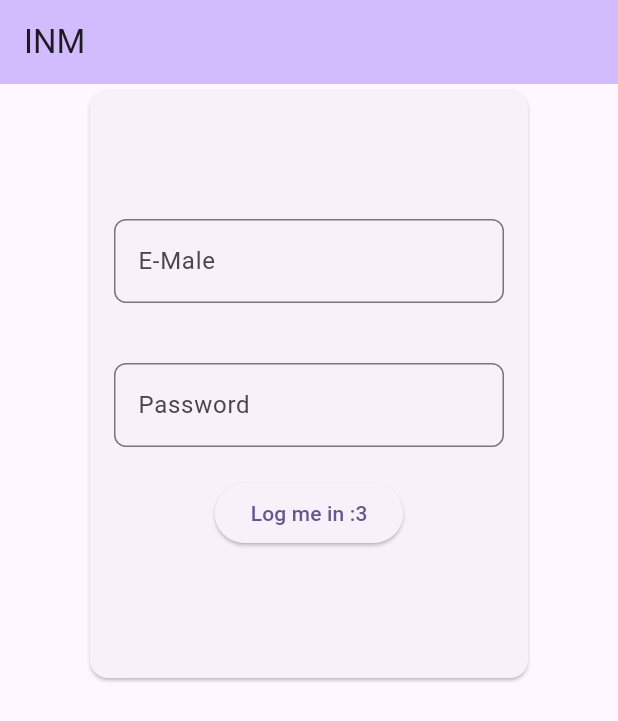
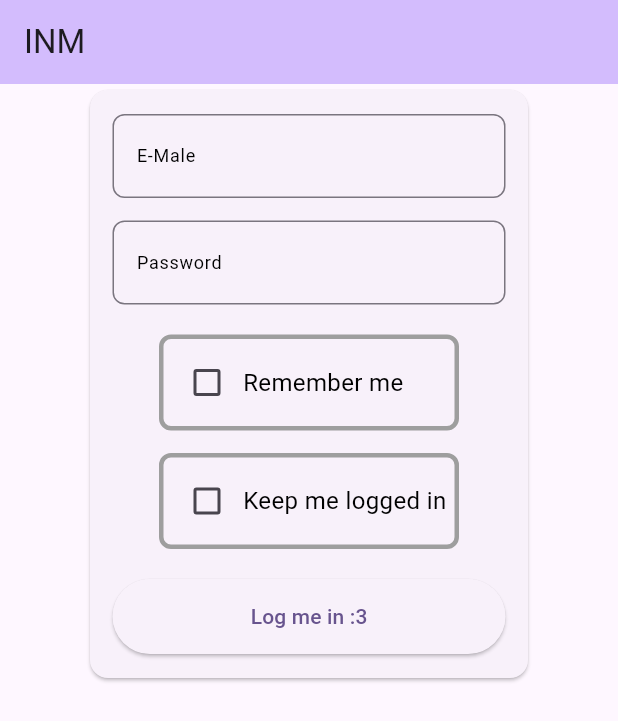
Before and after one commit to Nordanir/INM, a Flutter app: the screen it shows after launch, after a tap on "Log me in :3", on a phone screen of 412 x 824 dp. Shown: the top 721 px of the screen. Run offline on Flutter 3.47's test engine with Material 3 defaults, Android fonts, the phone set to English and light mode, and no system bars; our stand-ins replace flutter_dotenv, supabase_flutter; accounts and stored records are empty; network calls fail.

Commit message:
impemented connection and login into supabase

```diff
--- a/flutter/frontend/lib/main.dart
+++ b/flutter/frontend/lib/main.dart
@@ -1,7 +1,9 @@
 import 'package:flutter/material.dart';
-import 'package:frontend/insert.dart';
+import 'package:frontend/providers.dart';
 import 'package:frontend/superbase_config.dart';
 import 'package:frontend/widgets/login.dart';
+import 'package:provider/provider.dart';
+
 
 class MyApp extends StatelessWidget {
   const MyApp({super.key});
@@ -38,6 +40,12 @@ class Home extends StatelessWidget {
 void main() async {
   WidgetsFlutterBinding.ensureInitialized();
 
-  await initSupabase();
-  runApp(const MyApp());
+  final supabaseConfig = await SupabaseConfig.initSupabase();
+  runApp(
+    MultiProvider(
+      providers: [Provider<SupabaseConfig>(create: (_) => supabaseConfig),
+        ChangeNotifierProvider<FormProvider>(create: (_) => FormProvider())],
+      child: const MyApp(),
+    ),
+  );
 }
--- /dev/null
+++ b/flutter/frontend/lib/providers.dart
@@ -0,0 +1,28 @@
+import 'package:flutter/foundation.dart';
+
+class FormProvider extends ChangeNotifier {
+  String email = "";
+  String password = "";
+  bool rememberMe = false;
+
+  FormProvider({this.email = "", this.password = "", this.rememberMe = false});
+  void updateEmail(String newEmail) {
+    email = newEmail;
+    notifyListeners();
+  }
+
+  Future<void> init(String newEmail) async {
+    email = newEmail;
+    notifyListeners();
+  }
+
+  void updatePassword(String newPassword) {
+    password = newPassword;
+    notifyListeners();
+  }
+
+  void toggleRememberMe() {
+    rememberMe = !rememberMe;
+    notifyListeners();
+  }
+}
--- a/flutter/frontend/lib/superbase_config.dart
+++ b/flutter/frontend/lib/superbase_config.dart
@@ -1,10 +1,22 @@
 import 'package:flutter_dotenv/flutter_dotenv.dart';
 import 'package:supabase_flutter/supabase_flutter.dart';
 
-Future<SupabaseClient> initSupabase() async {
-  await dotenv.load(fileName: ".env");
-  String databaseUrl = dotenv.env['DATABASE_URL'] ?? '';
-  String apikey = dotenv.env['API_KEY'] ?? '';
-  await Supabase.initialize(url: databaseUrl, anonKey: apikey);
-  return Supabase.instance.client;
+class SupabaseConfig {
+  final SupabaseClient _client;
+
+  SupabaseConfig(this._client);
+
+  get databaseClient => _client;
+  static Future<SupabaseConfig> initSupabase() async {
+    await dotenv.load(fileName: ".env");
+    String databaseUrl = dotenv.env['DATABASE_URL'] ?? '';
+    String apikey = dotenv.env['API_KEY'] ?? '';
+    await Supabase.initialize(url: databaseUrl, anonKey: apikey);
+    SupabaseClient client = Supabase.instance.client;
+    return SupabaseConfig(client);
+  }
+
+  Future<void> signUpWithEmail(String email, String password) async {
+    await _client.auth.signUp(email: email, password: password);
+  }
 }
--- a/flutter/frontend/lib/widgets/inputfield.dart
+++ b/flutter/frontend/lib/widgets/inputfield.dart
@@ -1,15 +1,30 @@
 import 'package:flutter/material.dart';
 
-class InputField extends StatelessWidget {
-  final String? title;
+class InputField extends StatefulWidget {
+  final String title;
   final bool obscureText;
-  const InputField({super.key, this.title, this.obscureText = false});
+  final ValueChanged<String>? onChanged;
+
+  InputField({
+    super.key,
+    this.title = "Default",
+    this.obscureText = false,
+    this.onChanged,
+  });
+
+  @override
+  State<InputField> createState() => _InputFieldState();
+}
+
+class _InputFieldState extends State<InputField> {
   @override
   Widget build(BuildContext context) {
     return TextField(
-      obscureText: obscureText,
+      onChanged: widget.onChanged,
+      obscureText: widget.obscureText,
       decoration: InputDecoration(
-        labelText: title,
+        labelText: widget.title,
+        labelStyle: TextStyle(color: Colors.black, fontSize: 12),
         border: OutlineInputBorder(
           borderRadius: BorderRadius.horizontal(
             left: Radius.circular(8.0),
--- a/flutter/frontend/lib/widgets/login.dart
+++ b/flutter/frontend/lib/widgets/login.dart
@@ -1,28 +1,81 @@
 import 'package:flutter/material.dart';
+import 'package:frontend/providers.dart';
+import 'package:frontend/superbase_config.dart';
 import 'package:frontend/widgets/inputfield.dart';
+import 'package:frontend/widgets/login_checkbox.dart';
+import 'package:provider/provider.dart';
 
 class Login extends StatelessWidget {
   const Login({super.key});
 
   @override
   Widget build(BuildContext context) {
+    Provider.of<SupabaseConfig>(context, listen: false);
     return SizedBox(
       width: 300,
       height: 400,
       child: Card(
         child: Padding(
-          padding: const EdgeInsets.all(16.0),
+          padding: const EdgeInsets.fromLTRB(15, 10, 15, 10),
           child: Column(
             mainAxisAlignment: MainAxisAlignment.center,
             children: [
-              InputField(title: "E-Male"),
-              SizedBox(height: 40),
-              InputField(title: "Password", obscureText: true),
+              InputField(
+                title: "E-Male",
+                onChanged: (value) {
+                  Provider.of<FormProvider>(
+                    context,
+                    listen: false,
+                  ).updateEmail(value);
+                },
+              ),
+              SizedBox(height: 15),
+              InputField(
+                title: "Password",
+                obscureText: true,
+                onChanged: (value) {
+                  Provider.of<FormProvider>(
+                    context,
+                    listen: false,
+                  ).updatePassword(value);
+                },
+              ),
               SizedBox(height: 20),
+              LoginCheckBox(
+                label: "Remember me",
+                onChanged: (value) {
+                  Provider.of<FormProvider>(
+                    context,
+                    listen: false,
+                  ).toggleRememberMe();
+                },
+              ),
+              SizedBox(height: 15),
+              LoginCheckBox(label: "Keep me logged in"),
+              SizedBox(height: 20),
+
               ElevatedButton(
                 onPressed: () {
-
+                  Provider.of<SupabaseConfig>(
+                    context,
+                    listen: false,
+                  ).signUpWithEmail(
+                    Provider.of<FormProvider>(
+                      context,
+                      listen: false,
+                    ).email,
+                    Provider.of<FormProvider>(
+                      context,
+                      listen: false,
+                    ).password,
+                  );
                 },
+                style: ElevatedButton.styleFrom(
+                  minimumSize: const Size(400, 50),
+                  shape: RoundedRectangleBorder(
+                    borderRadius: BorderRadius.circular(30),
+                  ),
+                ),
                 child: Text('Log me in :3'),
               ),
             ],
--- /dev/null
+++ b/flutter/frontend/lib/widgets/login_checkbox.dart
@@ -0,0 +1,45 @@
+import 'package:flutter/material.dart';
+
+class LoginCheckBox extends StatefulWidget {
+  const LoginCheckBox({super.key, this.label, this.onChanged});
+  final String? label;
+  final ValueChanged<bool>? onChanged;
+  @override
+  State<LoginCheckBox> createState() => _LoginCheckBoxState();
+}
+
+class _LoginCheckBoxState extends State<LoginCheckBox> {
+  bool isChecked = false;
+
+  @override
+  Widget build(BuildContext context) {
+    return Container(
+      width: 200,
+      padding: const EdgeInsets.all(5.0),
+      decoration: BoxDecoration(
+        border: Border.all(color: Colors.grey, width: 3),
+        borderRadius: BorderRadius.circular(8),
+      ),
+      child: Row(
+        mainAxisAlignment: MainAxisAlignment.start,
+        crossAxisAlignment: CrossAxisAlignment.center,
+        children: [
+          Checkbox(
+            value: isChecked,
+            onChanged: (bool? value) {
+              setState(() {
+                isChecked = value ?? false;
+              });
+            },
+            activeColor: Colors.blue,
+            checkColor: const Color.fromARGB(255, 108, 24, 24),
+          ),
+          Text(
+            widget.label ?? "DEFAULT",
+            style: TextStyle(color: Colors.black, fontSize: 16),
+          ),
+        ],
+      ),
+    );
+  }
+}
--- a/flutter/frontend/pubspec.yaml
+++ b/flutter/frontend/pubspec.yaml
@@ -36,6 +36,7 @@ dependencies:
   cupertino_icons: ^1.0.8
   supabase_flutter: ^2.9.1
   flutter_dotenv: ^5.1.0
+  provider: ^6.1.5
 
 dev_dependencies:
   flutter_test:
```
Also changed, not shown: flutter/frontend/pubspec.lock.
